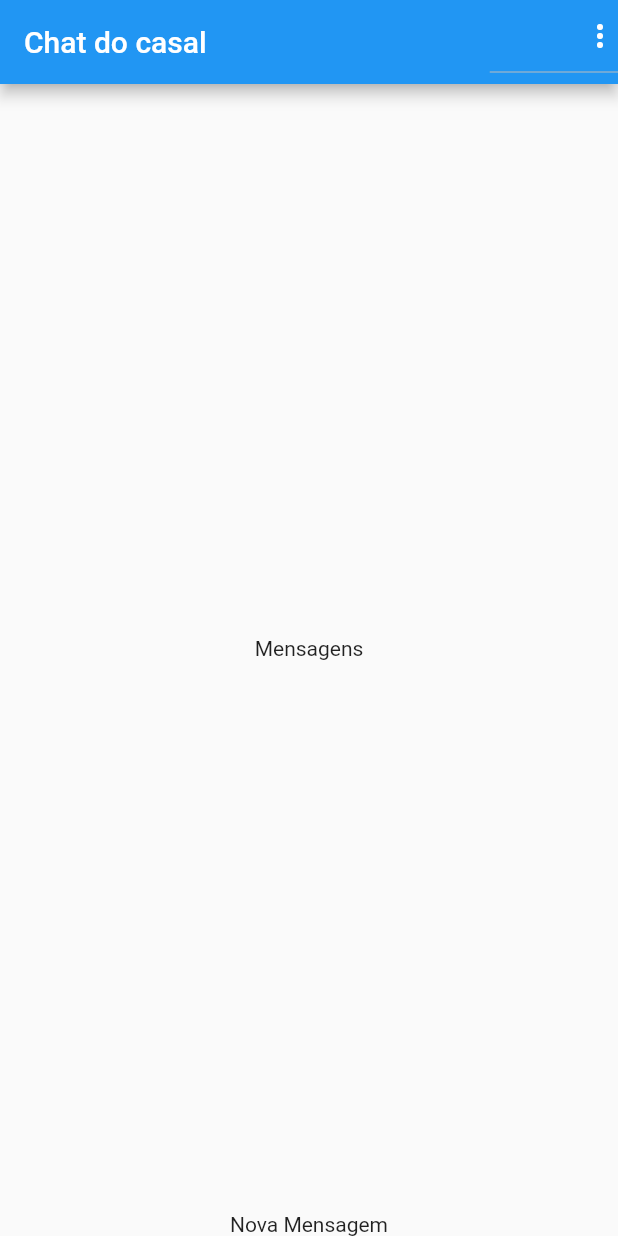
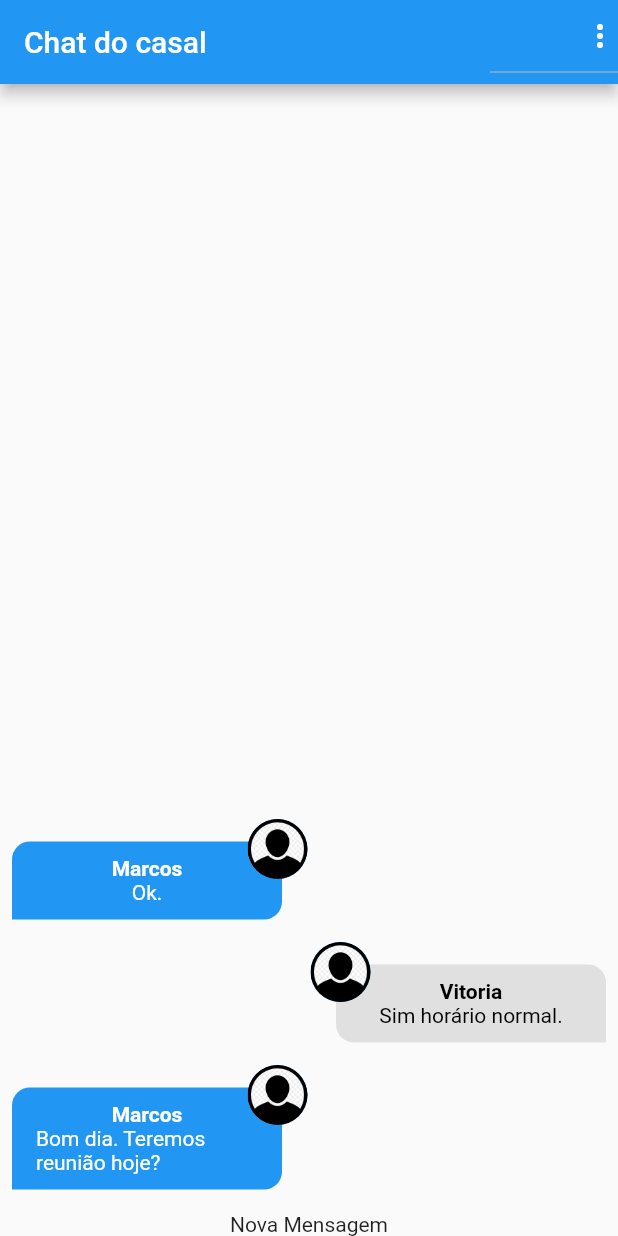
Before and after one commit to marcosmvgs/chat, a Flutter app: the screen it shows after launch, on a phone screen of 412 x 824 dp. Run offline on Flutter 3.47's test engine with Material 2 defaults, Android fonts, the phone set to English and light mode, and no system bars; our stand-ins replace image_picker; accounts and stored records are empty.

Commit message:
Implementando messagens

```diff
--- /dev/null
+++ b/lib/components/message_bubble.dart
@@ -0,0 +1,96 @@
+import 'dart:io';
+
+import 'package:chat/core/models/chat_message.dart';
+import 'package:flutter/material.dart';
+
+class MessageBubble extends StatelessWidget {
+  static const _defaultImage = "assets/images/avatar.png";
+  final ChatMessage message;
+  final bool belongsToCurrentUser;
+
+  const MessageBubble({
+    super.key,
+    required this.message,
+    required this.belongsToCurrentUser,
+  });
+
+  Widget _showUserImage(String imageUrl) {
+    ImageProvider? provider;
+    final uri = Uri.parse(imageUrl);
+
+    if (uri.path.contains(_defaultImage)) {
+      provider = const AssetImage(_defaultImage);
+    } else if (uri.scheme.contains('http')) {
+      provider = NetworkImage(uri.toString());
+    } else {
+      provider = FileImage(File(uri.toString()));
+    }
+
+    return CircleAvatar(
+      backgroundImage: provider,
+    );
+  }
+
+  @override
+  Widget build(BuildContext context) {
+    return Stack(
+      children: [
+        Row(
+          mainAxisAlignment: belongsToCurrentUser
+              ? MainAxisAlignment.end
+              : MainAxisAlignment.start,
+          children: [
+            Container(
+              decoration: BoxDecoration(
+                  color: belongsToCurrentUser
+                      ? Colors.grey.shade300
+                      : Theme.of(context).colorScheme.primary,
+                  borderRadius: BorderRadius.only(
+                    topLeft: Radius.circular(12),
+                    topRight: Radius.circular(12),
+                    bottomLeft: belongsToCurrentUser
+                        ? Radius.circular(12)
+                        : Radius.circular(0),
+                    bottomRight: belongsToCurrentUser
+                        ? Radius.circular(0)
+                        : Radius.circular(12),
+                  )),
+              width: 180,
+              padding: const EdgeInsets.symmetric(
+                vertical: 10,
+                horizontal: 16,
+              ),
+              margin: const EdgeInsets.symmetric(
+                vertical: 15,
+                horizontal: 8,
+              ),
+              child: Column(
+                children: [
+                  Text(
+                    message.userName,
+                    style: TextStyle(
+                      fontWeight: FontWeight.bold,
+                      color: belongsToCurrentUser ? Colors.black : Colors.white,
+                    ),
+                  ),
+                  Text(
+                    message.text,
+                    style: TextStyle(
+                      color: belongsToCurrentUser ? Colors.black : Colors.white,
+                    ),
+                  ),
+                ],
+              ),
+            ),
+          ],
+        ),
+        Positioned(
+          top: 0,
+          left: belongsToCurrentUser ? null : 165,
+          right: belongsToCurrentUser ? 165 : null,
+          child: _showUserImage(message.userImageUrl),
+        ),
+      ],
+    );
+  }
+}
--- a/lib/components/messages.dart
+++ b/lib/components/messages.dart
@@ -1,12 +1,35 @@
-import 'package:flutter/cupertino.dart';
+import 'package:chat/components/message_bubble.dart';
+import 'package:chat/core/models/chat_message.dart';
+import 'package:chat/core/services/auth/auth_service.dart';
+import 'package:chat/core/services/chat/chat_service.dart';
+import 'package:flutter/material.dart';
 
 class Messages extends StatelessWidget {
   const Messages({super.key});
 
   @override
   Widget build(BuildContext context) {
-    return const Center(
-      child: Text('Mensagens'),
-    );
+    final currentUser = AuthService().currentUser;
+    return StreamBuilder<List<ChatMessage>>(
+        stream: ChatService().messagesStream(),
+        builder: (context, snapshot) {
+          if (snapshot.connectionState == ConnectionState.waiting) {
+            return const Center(child: CircularProgressIndicator());
+          } else if (!snapshot.hasData || snapshot.data!.isEmpty) {
+            return const Center(child: Text('Sem dados. Vamos conversar?'));
+          } else {
+            final msgs = snapshot.data!;
+            return ListView.builder(
+              reverse: true,
+              itemCount: msgs.length,
+              itemBuilder: (context, index) {
+                return MessageBubble(
+                    key: ValueKey(msgs[index].id),
+                    message: msgs[index],
+                    belongsToCurrentUser: currentUser?.id == msgs[index].userId);
+              },
+            );
+          }
+        });
   }
 }
--- a/lib/core/services/auth/auth_mock_service.dart
+++ b/lib/core/services/auth/auth_mock_service.dart
@@ -13,8 +13,8 @@ class AuthMockService implements AuthService {
   Ele vai "zerar" os static's quando eu der um refresh na aplicação
   */
   static final _defaultUser = ChatUser(
-    id: '1',
-    name: 'Teste',
+    id: '456',
+    name: 'Ana',
     email: '@',
     imageUrl: 'assets/images/avatar.png',
   );
--- /dev/null
+++ b/lib/core/services/chat/chat_mock_service.dart
@@ -0,0 +1,64 @@
+import 'dart:math';
+
+import 'package:chat/core/models/chat_user.dart';
+import 'package:chat/core/models/chat_message.dart';
+import 'package:chat/core/services/chat/chat_service.dart';
+import 'dart:async';
+
+class ChatMockService implements ChatService {
+  /* Independente da instância de ChatMockService a lista de mensagens
+  será a mesma*/
+  static final List<ChatMessage> _msgs = [
+    ChatMessage(
+      id: '1',
+      text: 'Bom dia. Teremos reunião hoje?',
+      createdAt: DateTime.now(),
+      userId: '123',
+      userName: 'Marcos',
+      userImageUrl: 'assets/images/avatar.png',
+    ),
+    ChatMessage(
+      id: '2',
+      text: 'Sim horário normal.',
+      createdAt: DateTime.now(),
+      userId: '456',
+      userName: 'Vitoria',
+      userImageUrl: 'assets/images/avatar.png',
+    ),
+    ChatMessage(
+      id: '1',
+      text: 'Ok.',
+      createdAt: DateTime.now(),
+      userId: '123',
+      userName: 'Marcos',
+      userImageUrl: 'assets/images/avatar.png',
+    ),
+  ];
+
+  static MultiStreamController<List<ChatMessage>>? _controller;
+  static final _msgStream = Stream<List<ChatMessage>>.multi((controller) {
+    _controller = controller;
+    controller.add(_msgs);
+  });
+
+  @override
+  Stream<List<ChatMessage>> messagesStream() {
+    return _msgStream;
+  }
+
+  @override
+  Future<ChatMessage> save(String text, ChatUser user) async {
+    final newMessage = ChatMessage(
+        id: Random().nextDouble().toString(),
+        text: text,
+        createdAt: DateTime.now(),
+        userId: user.id,
+        userName: user.name,
+        userImageUrl: user.imageUrl);
+    _msgs.add(newMessage);
+
+    _controller?.add(_msgs);
+
+    return newMessage;
+  }
+}
--- /dev/null
+++ b/lib/core/services/chat/chat_service.dart
@@ -0,0 +1,13 @@
+import 'package:chat/core/models/chat_message.dart';
+import 'package:chat/core/models/chat_user.dart';
+import 'package:chat/core/services/chat/chat_mock_service.dart';
+
+abstract class ChatService {
+  Stream<List<ChatMessage>> messagesStream();
+
+  Future<ChatMessage> save(String text, ChatUser user);
+
+  factory ChatService() {
+    return ChatMockService();
+  }
+}
```
